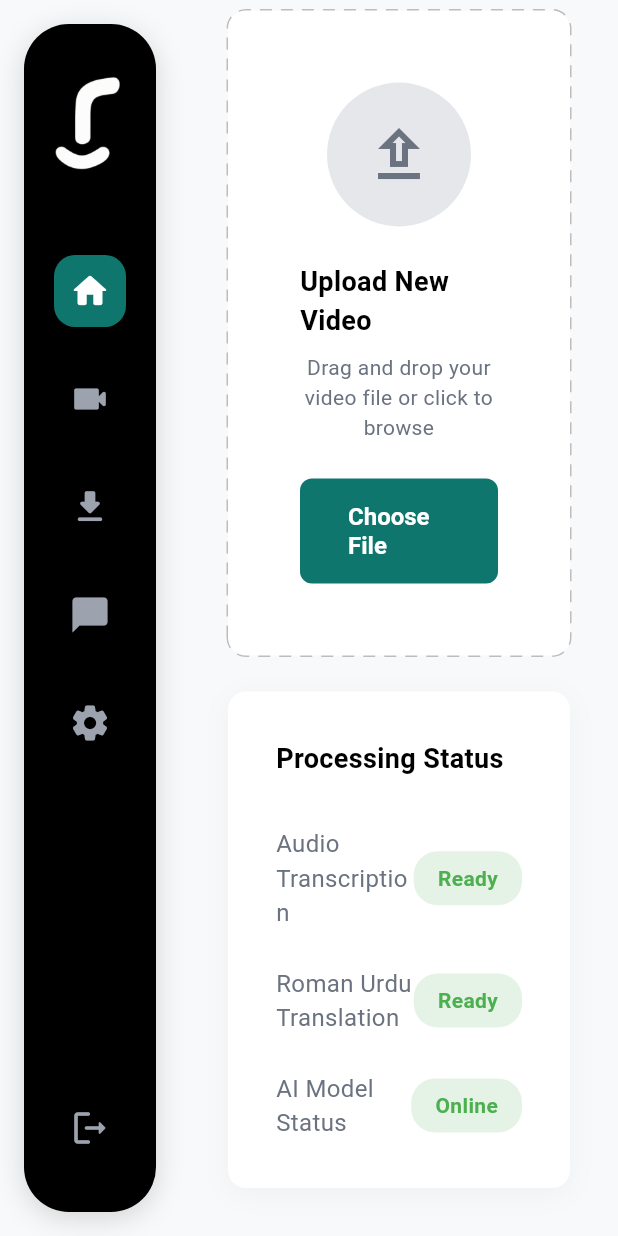
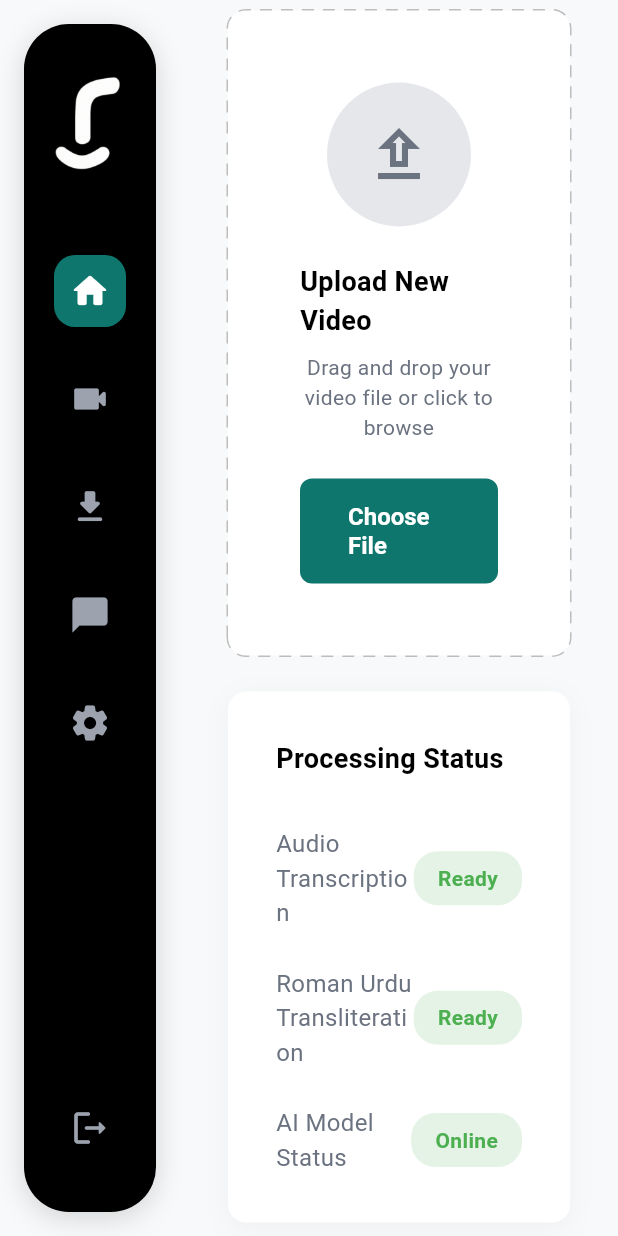
Before and after one commit to Muttayyab-13/RomaSub.Ai, a Flutter app: the MainShell screen opened by its route, scrolled down 422 dp, on a phone screen of 412 x 824 dp. Run offline on Flutter 3.47's test engine with Material 3 defaults, Android fonts, the phone set to English and light mode, and no system bars; our stand-ins replace dio, file_picker, flutter_riverpod, flutter_secure_storage, google_sign_in, image_picker and 2 more; missing offline and left inert: media_kit, media_kit_video, window_manager; accounts and stored records are empty; network calls fail.

Commit message:
fix(dashboard): correct 'translation' to 'transliteration'; add dashboard strings

```diff
--- a/FrontEnd/lib/core/constants/app_strings.dart
+++ b/FrontEnd/lib/core/constants/app_strings.dart
@@ -63,10 +63,37 @@ class AppStrings {
   static const String chooseFile = "Choose File";
   static const String processingStatus = "Processing Status";
   static const String audioTranscription = "Audio Transcription";
-  static const String romanUrduTranslation = "Roman Urdu Translation";
+  static const String romanUrduTransliteration = "Roman Urdu Transliteration";
   static const String aiModelStatus = "AI Model Status";
   static const String ready = "Ready";
   static const String online = "Online";
+
+  // Dashboard — upload drop zone
+  static const String dashUploadTitle = "Drag & drop media to start editing";
+  static const String dashUploadSubtitle =
+      "Upload video or audio files to auto-generate Roman Urdu subtitles.";
+  static const String dashUploadTapHint = "Tap to choose a file";
+  static const String dashMaxSize = "MAX 2GB";
+
+  // Dashboard — stat cards
+  static const String dashTotalProjects = "TOTAL PROJECTS";
+  static const String dashExports = "EXPORTS";
+
+  // Dashboard — recent projects
+  static const String dashRecentProjects = "RECENT PROJECTS";
+  static const String dashViewAll = "View All";
+  static const String dashNoProjects = "No projects yet";
+  static const String dashNoProjectsHint =
+      "Upload a file above to generate your first captions.";
+  static const String dashProjectFlow = "Urdu → Roman Urdu";
+
+  // Dashboard — system status
+  static const String dashSystemStatus = "SYSTEM STATUS";
+  static const String dashOnline = "Online";
+  static const String dashUnreachable = "Unreachable";
+  static const String dashTranscription = "Transcription";
+  static const String dashTransliteration = "Transliteration";
+  static const String dashUnknownModel = "—";
 
   // Projects
   static const String allProjects = "All Projects";
--- a/FrontEnd/lib/screens/dashboard/dashboard_screen.dart
+++ b/FrontEnd/lib/screens/dashboard/dashboard_screen.dart
@@ -380,7 +380,7 @@ class _DashboardScreenState extends ConsumerState<DashboardScreen> {
           ),
           const SizedBox(height: AppSizes.lg),
           _StatusItem(
-            label: AppStrings.romanUrduTranslation,
+            label: AppStrings.romanUrduTransliteration,
             status: AppStrings.ready,
             isOnline: true,
             isDark: isDark,
```
